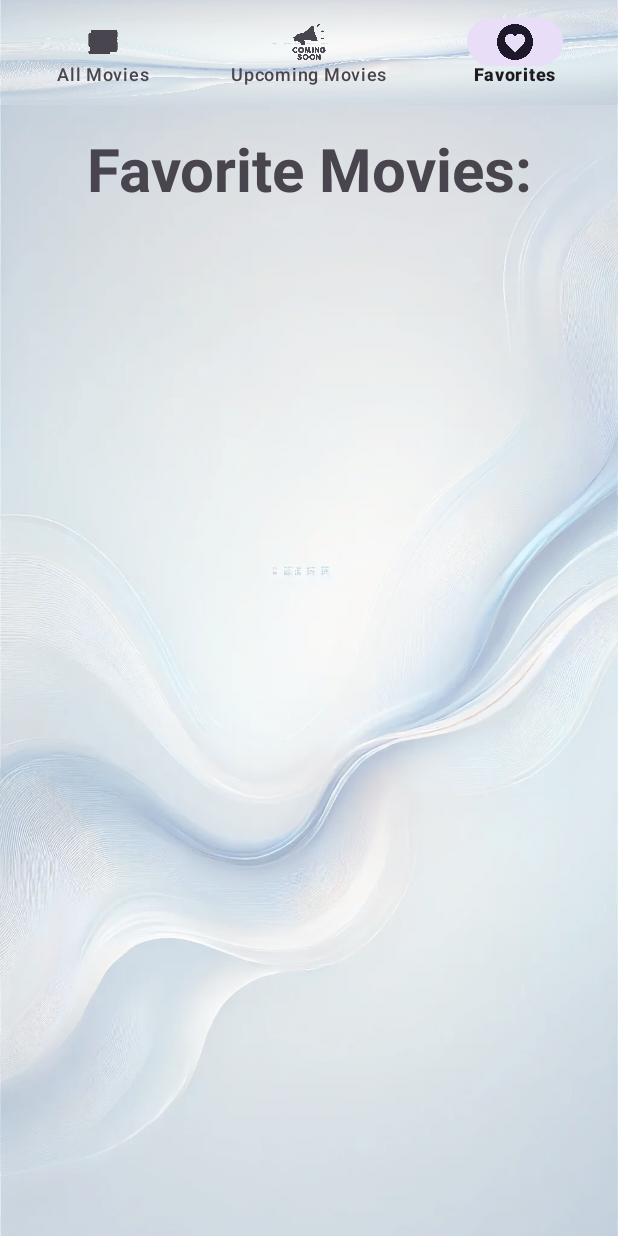
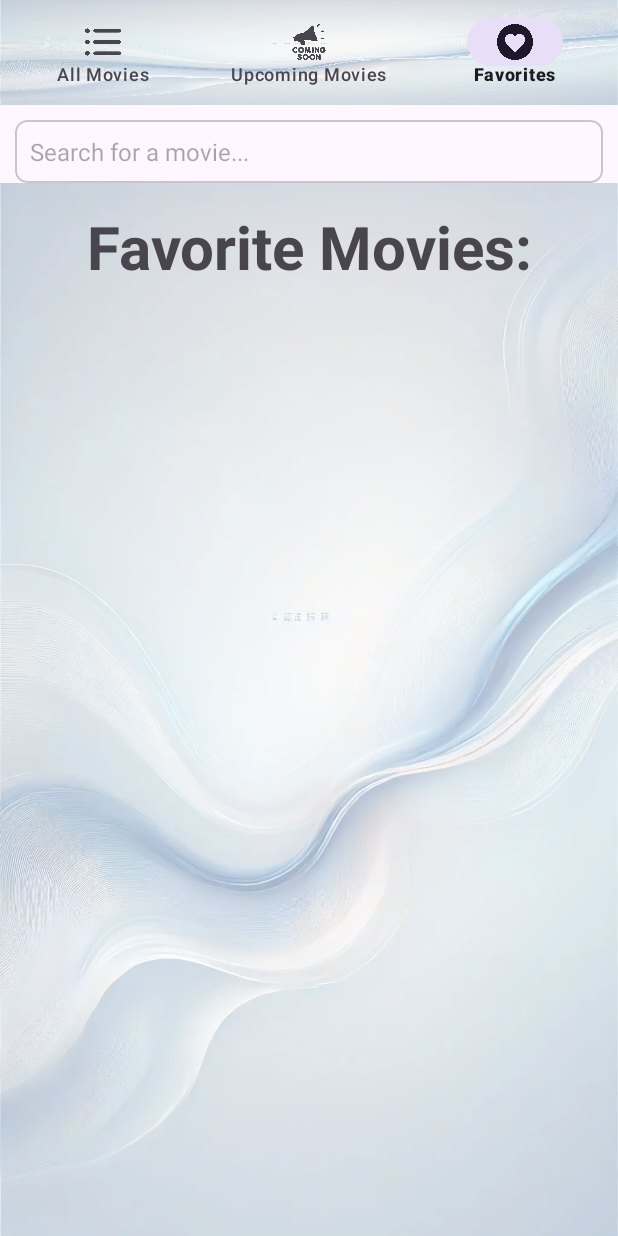
Before and after one commit to segevco09/Movies-App-Final-Project, an Android app: the FavoriteMoviesFragment screen opened through its navigation route, on a phone screen of 412 x 824 dp. Run offline under Robolectric (Android 15) with nearby library versions, the phone set to English and light mode, and no system bars; our stand-ins replace Dagger/Hilt's generated code, navigation-ui; pictures from the network do not load; 3 statements that could not run were skipped.

Commit message:
add search in all fragments, update all_movie icon

```diff
--- a/app/src/main/java/com/example/movieapp/ui/MovieViewModel.kt
+++ b/app/src/main/java/com/example/movieapp/ui/MovieViewModel.kt
@@ -21,6 +21,10 @@ class MovieViewModel @Inject constructor(private val repository: MovieRepository
     // ✅ Fetch favorites directly from Room (No need for MutableLiveData)
     val favoriteMovies: LiveData<List<Movie>> = repository.getFavoriteMovies()
 
+    fun getPopularMoviesList(): List<Movie> {
+        return (popularMovies.value as? Resource.Success)?.data ?: emptyList()
+    }
+
     fun updateFavorite(movie: Movie) = viewModelScope.launch {
         val updatedMovie = movie.copy(favorite = !movie.favorite) // ✅ Toggle favorite status
         repository.updateFavorite(updatedMovie)
--- a/app/src/main/java/com/example/movieapp/ui/movieList/AllMoviesFragment.kt
+++ b/app/src/main/java/com/example/movieapp/ui/movieList/AllMoviesFragment.kt
@@ -41,15 +41,36 @@ class AllMoviesFragment : Fragment(R.layout.fragment_all_movies) {
         binding.recyclerView.layoutManager = LinearLayoutManager(context)
 
         viewModel.popularMovies.observe(viewLifecycleOwner) {
-        when (it) {  // ✅ Remove ".status"
-                is com.example.movieapp.utils.Resource.Success -> adapter.submitList(it.data)
-                is com.example.movieapp.utils.Resource.Error ->
+            when (it) {
+                is Resource.Success -> {
+                    if (!it.data.isNullOrEmpty()) {
+                        adapter.submitList(it.data)
+                    }
+                }
+                is Resource.Error -> {
                     Toast.makeText(context, it.message, Toast.LENGTH_SHORT).show()
-                is com.example.movieapp.utils.Resource.Loading -> {/* Show loading state */}
+                }
+                is Resource.Loading -> { /* Show loading indicator if needed */ }
             }
+        }
 
+
+    }
+    fun filterMovies(query: String) {
+        val originalList = viewModel.popularMovies.value?.data ?: emptyList()
+
+        val filteredList = if (query.isEmpty()) {
+            originalList // אם השדה ריק - החזר את הרשימה המלאה
+        } else {
+            originalList.filter { movie ->
+                movie.title.contains(query, ignoreCase = true)
+            }
         }
+
+        adapter.submitList(filteredList)
     }
+
+
 
     override fun onDestroyView() {
         super.onDestroyView()
--- a/app/src/main/res/layout/activity_main.xml
+++ b/app/src/main/res/layout/activity_main.xml
@@ -18,6 +18,30 @@
         app:layout_constraintStart_toStartOf="parent"
         app:layout_constraintEnd_toEndOf="parent"/>
 
+    <com.google.android.material.card.MaterialCardView
+        android:id="@+id/searchCardView"
+        android:layout_width="match_parent"
+        android:layout_height="wrap_content"
+        android:layout_margin="10dp"
+        app:cardCornerRadius="8dp"
+        android:background="@color/white"
+        app:layout_constraintTop_toBottomOf="@id/bottom_navigation"
+        app:layout_constraintStart_toStartOf="parent"
+        app:layout_constraintEnd_toEndOf="parent">
+
+        <EditText
+            android:id="@+id/searchEditText"
+            android:layout_width="match_parent"
+            android:layout_height="wrap_content"
+            android:hint="Search for a movie..."
+            android:padding="10dp"
+            android:textSize="16sp"
+            android:background="@android:color/transparent"
+            android:imeOptions="actionSearch"
+            android:inputType="text"/>
+    </com.google.android.material.card.MaterialCardView>
+
+
     <!-- מקום לתוכן הדינמי -->
     <androidx.fragment.app.FragmentContainerView
         android:id="@+id/nav_host_fragment"
@@ -25,7 +49,7 @@
         android:layout_width="match_parent"
         android:layout_height="0dp"
         app:defaultNavHost="true"
-        app:layout_constraintTop_toBottomOf="@id/bottom_navigation"
+        app:layout_constraintTop_toBottomOf="@id/searchCardView"
         app:layout_constraintBottom_toBottomOf="parent"
         app:navGraph="@navigation/nav_graph"/>
 
--- a/app/src/main/res/menu/bottom_nav_menu.xml
+++ b/app/src/main/res/menu/bottom_nav_menu.xml
@@ -3,7 +3,7 @@
 <menu xmlns:android="http://schemas.android.com/apk/res/android">
     <item
         android:id="@+id/allMoviesFragment"
-        android:icon="@drawable/all_movies_icon"
+        android:icon="@drawable/list_icon"
         android:title="All Movies" />
 
     <item
```
Also changed, not shown: app/src/main/java/com/example/movieapp/MainActivity.kt (+54 -7 lines), app/src/main/java/com/example/movieapp/ui/upcomingMovies/UpcomingMoviesFragment.kt (+12 -0 lines), app/src/main/java/com/example/movieapp/ui/userFavorite/FavoriteMoviesFragment.kt (+14 -1 lines), app/src/main/res/drawable/all_movies_icon.png (deleted), app/src/main/res/drawable/list_icon.png (added).
